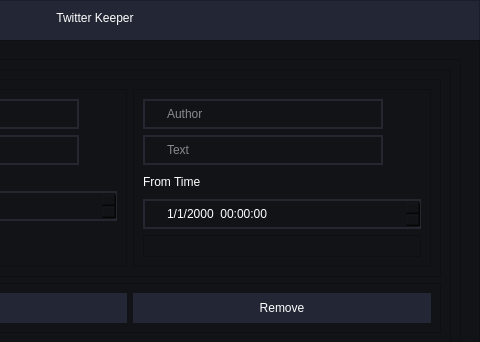
The window that GUI/ui_main_1.ui (sirasit-kmutnb/Software-Development-II) describes before a commit, drawn with Qt 5; both pictures show x 320 to 800 and y 0 to 342 of the 800 by 600 pixel window.
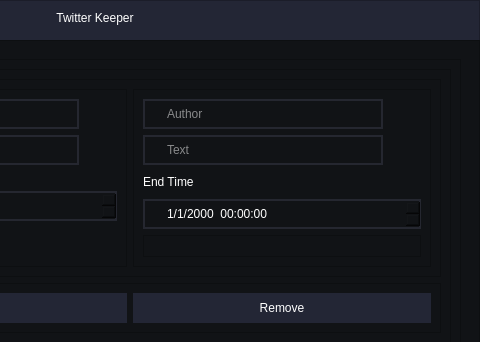
The same window after the commit. The open tabs and pages were chosen to show the change.

Diff of the .ui file:
```diff
--- a/GUI/ui_main_1.ui
+++ b/GUI/ui_main_1.ui
@@ -864,7 +864,7 @@
                              <string notr="true">color: #FFF;</string>
                             </property>
                             <property name="text">
-                             <string>From Time</string>
+                             <string>End Time</string>
                             </property>
                            </widget>
                           </item>
```
Left out of the diff: 2 changed lines with no effect on the pictures.
